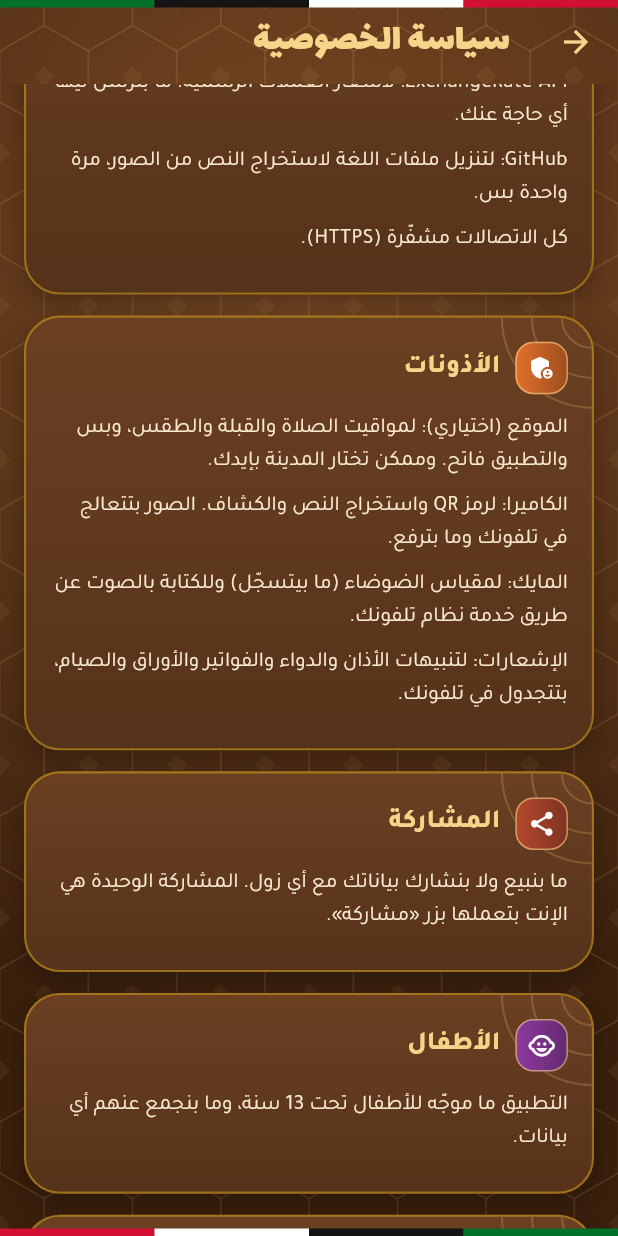
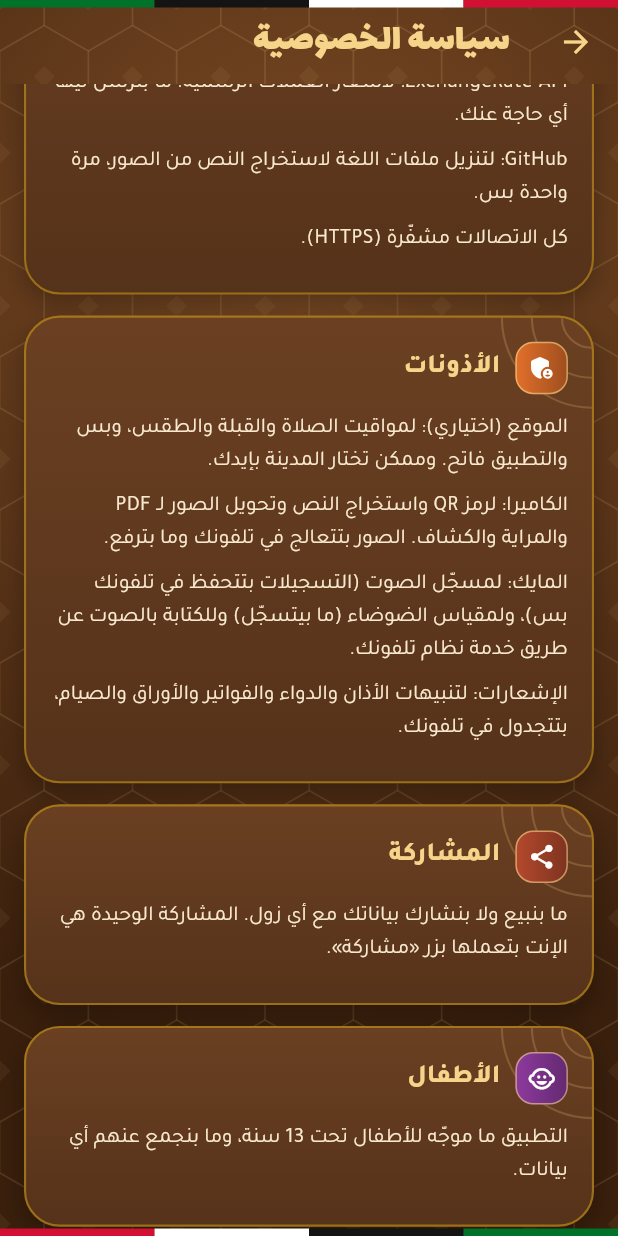
Before and after one commit to aladeen35/test, a Flutter app: the PrivacyScreen screen opened directly, scrolled down 576 dp, on a phone screen of 412 x 824 dp. Run offline on Flutter 3.47's test engine with Material 3 defaults, Android fonts, the phone set to English and light mode, and no system bars; our stand-ins replace battery_plus, connectivity_plus, device_info_plus, flutter_local_notifications, flutter_tts, geolocator and 10 more; missing offline and left inert: cryptography, mobile_scanner, noise_meter, torch_light; accounts and stored records are empty; network calls fail.

Commit message:
Prepare 1.3.0: version bump, new plugin deps, iOS usage strings, privacy policy update
Co-Authored-By: Claude Opus 5.5 <noreply@anthropic.com>
Claude-Session: https://claude.ai/code/session_01JTDZZY39xXosTgSmYpfkyN

```diff
--- a/amir_tools/lib/screens/privacy_screen.dart
+++ b/amir_tools/lib/screens/privacy_screen.dart
@@ -63,10 +63,10 @@ class PrivacyScreen extends StatelessWidget {
           t('الموقع (اختياري): لمواقيت الصلاة والقبلة والطقس، وبس والتطبيق فاتح. وممكن تختار المدينة بإيدك.',
               'الموقع (اختياري): لتحديد مدينتك لمواقيت الصلاة والقبلة والطقس، فقط والتطبيق مفتوح. ويمكنك اختيار المدينة يدويًا.',
               'Location (optional): finds your city for prayer times, qibla and weather, only while the app is open. You can pick a city manually.'),
-          t('الكاميرا: لرمز QR واستخراج النص والكشاف. الصور بتتعالج في تلفونك وما بترفع.', 'الكاميرا: لمسح رمز QR والتصوير لاستخراج النص والكشاف. تُعالج الصور على الجهاز ولا تُرفع.',
-              'Camera: QR scanning, OCR photos and the flashlight. Images are processed on-device and never uploaded.'),
-          t('المايك: لمقياس الضوضاء (ما بيتسجّل) وللكتابة بالصوت عن طريق خدمة نظام تلفونك.', 'الميكروفون: لمقياس الضوضاء (يُحلَّل لحظيًا ولا يُسجَّل) وللكتابة بالصوت عبر خدمة نظام هاتفك.',
-              'Microphone: noise meter (analysed live, never recorded) and voice typing through your phone\'s system speech service.'),
+          t('الكاميرا: لرمز QR واستخراج النص وتحويل الصور لـ PDF والمراية والكشاف. الصور بتتعالج في تلفونك وما بترفع.', 'الكاميرا: لمسح رمز QR والتصوير لاستخراج النص أو التحويل إلى PDF والمرآة والكشاف. تُعالج الصور على الجهاز ولا تُرفع.',
+              'Camera: QR scanning, OCR and images-to-PDF photos, the mirror and the flashlight. Images are processed on-device and never uploaded.'),
+          t('المايك: لمسجّل الصوت (التسجيلات بتتحفظ في تلفونك بس)، ولمقياس الضوضاء (ما بيتسجّل) وللكتابة بالصوت عن طريق خدمة نظام تلفونك.', 'الميكروفون: لمسجّل الصوت (تُحفظ التسجيلات على جهازك فقط)، ولمقياس الضوضاء (يُحلَّل لحظيًا ولا يُسجَّل) وللكتابة بالصوت عبر خدمة نظام هاتفك.',
+              'Microphone: voice recorder (recordings stay on your device), noise meter (analysed live, never recorded) and voice typing through your phone\'s system speech service.'),
           t('الإشعارات: لتنبيهات الأذان والدواء والفواتير والأوراق والصيام، بتتجدول في تلفونك.', 'الإشعارات: لتنبيهات الأذان والدواء والفواتير والمستندات والصيام، وتُجدول على جهازك.',
               'Notifications: prayer, medicine, bill, document and fasting reminders, scheduled on your device.'),
         ]
@@ -96,7 +96,7 @@ class PrivacyScreen extends StatelessWidget {
       child: Scaffold(
         appBar: AppBar(title: Text(t('سياسة الخصوصية', 'سياسة الخصوصية', 'Privacy policy'))),
         body: ToolList(children: [
-          Text('${tr('آخر تحديث', 'Last updated')}: 2026-10-06 • Ameer Tools (com.albushra.amir_tools)',
+          Text('${tr('آخر تحديث', 'Last updated')}: 2026-10-07 • Ameer Tools (com.albushra.amir_tools)',
               textAlign: TextAlign.center, style: const TextStyle(fontSize: 12)),
           const SizedBox(height: 10),
           for (final (icon, color, title, paras) in sections)
--- a/amir_tools/lib/screens/settings_screen.dart
+++ b/amir_tools/lib/screens/settings_screen.dart
@@ -234,7 +234,7 @@ class _SettingsScreenState extends State<SettingsScreen> {
           child: Column(children: [
             const AmirLogo(size: 96),
             const SizedBox(height: 8),
-            Text('${tr('الإصدار', 'Version')} 1.2.0', style: const TextStyle(fontWeight: FontWeight.w700)),
+            Text('${tr('الإصدار', 'Version')} 1.3.0', style: const TextStyle(fontWeight: FontWeight.w700)),
             const SizedBox(height: 10),
             Row(mainAxisAlignment: MainAxisAlignment.center, children: [
               ClipRRect(borderRadius: BorderRadius.circular(8), child: Image.asset('assets/images/albushra.webp', width: 26)),
--- a/amir_tools/pubspec.yaml
+++ b/amir_tools/pubspec.yaml
@@ -16,7 +16,7 @@ publish_to: 'none' # Remove this line if you wish to publish to pub.dev
 # https://developer.apple.com/library/archive/documentation/General/Reference/InfoPlistKeyReference/Articles/CoreFoundationKeys.html
 # In Windows, build-name is used as the major, minor, and patch parts
 # of the product and file versions while build-number is used as the build suffix.
-version: 1.2.0+3
+version: 1.3.0+4
 
 environment:
   sdk: ^3.13.5
@@ -62,6 +62,10 @@ dependencies:
   flutter_localizations:
     sdk: flutter
   hijri: ^3.0.1
+  pdf: ^3.13.1
+  record: ^7.1.1
+  audioplayers: ^6.8.1
+  camera: ^0.12.1
 dev_dependencies:
   flutter_test:
     sdk: flutter
```
Also changed, not shown: amir_tools/pubspec.lock, 3 other files.
